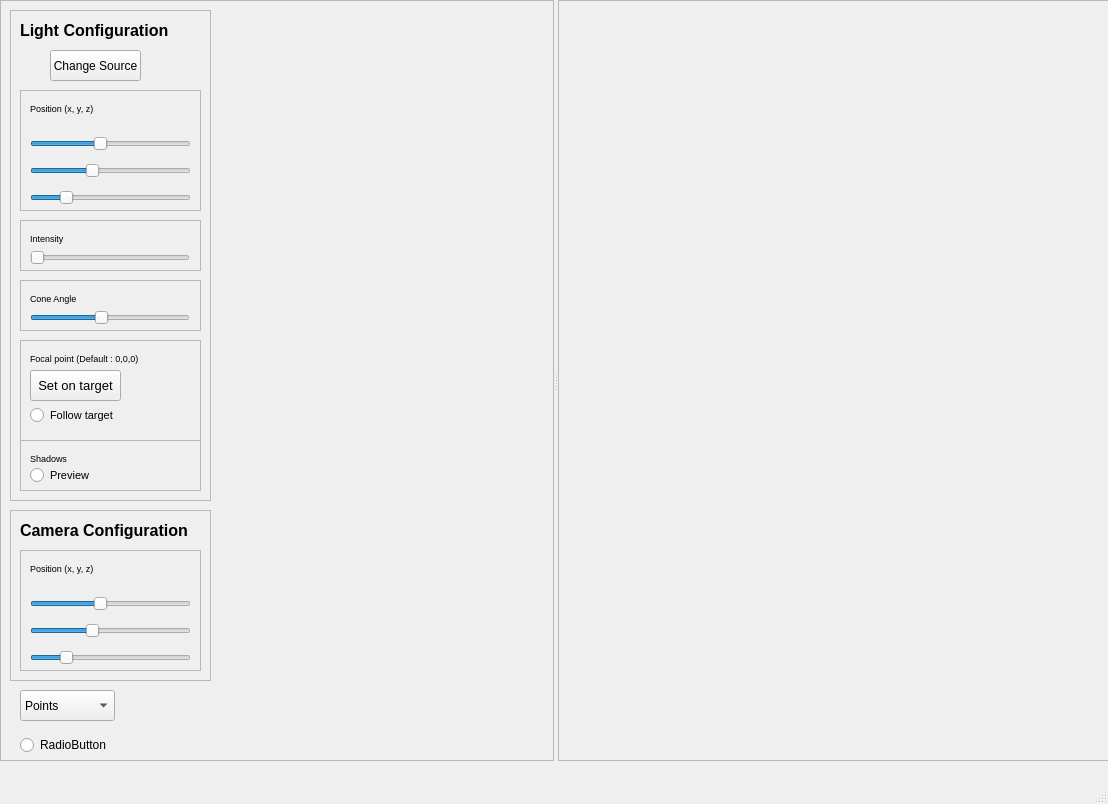
Aympab/raytracing-vtk-pyqt, file Mini_app_Qt_VTK.ui: the form before one commit.
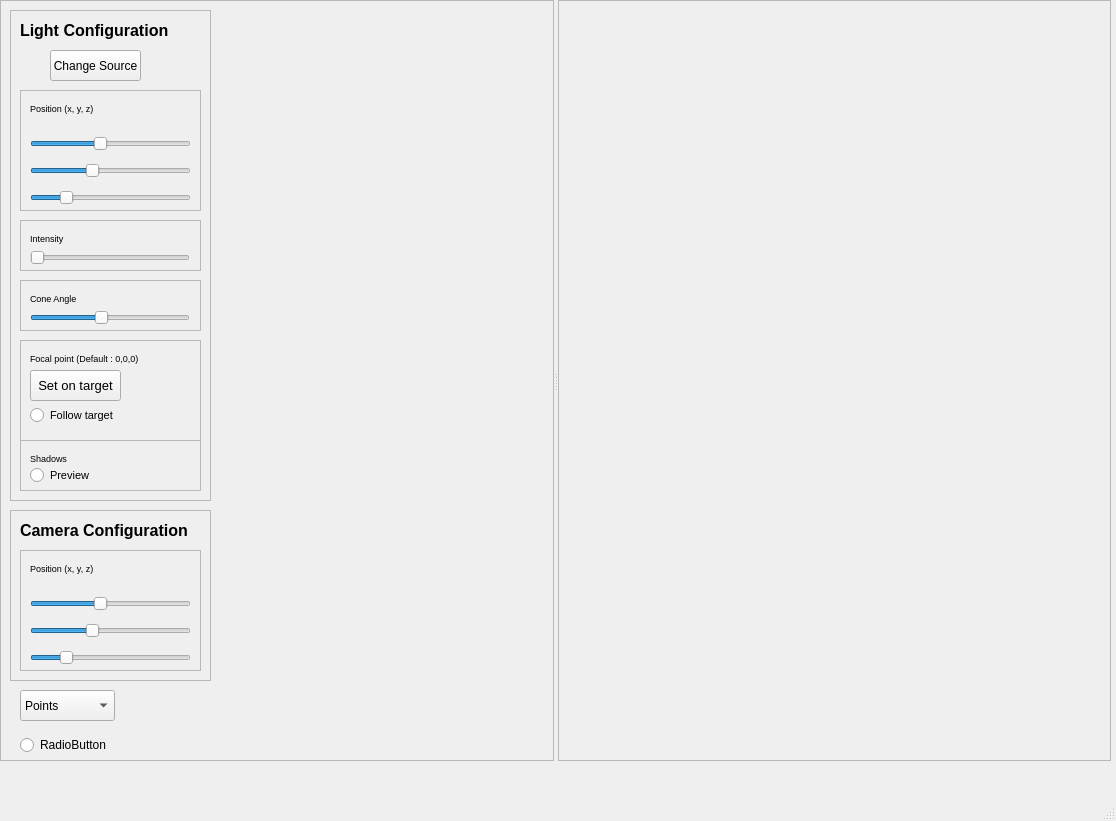
The form after the commit.

Commit message: starting to change qt

Diff of the .ui file:
```diff
--- a/Mini_app_Qt_VTK.ui
+++ b/Mini_app_Qt_VTK.ui
@@ -6,8 +6,8 @@
    <rect>
     <x>0</x>
     <y>0</y>
-    <width>1108</width>
-    <height>804</height>
+    <width>1116</width>
+    <height>821</height>
    </rect>
   </property>
   <property name="windowTitle">
```
Left out of the diff: 2 changed lines with no effect on the pictures. The commit also changes 1 other file.
